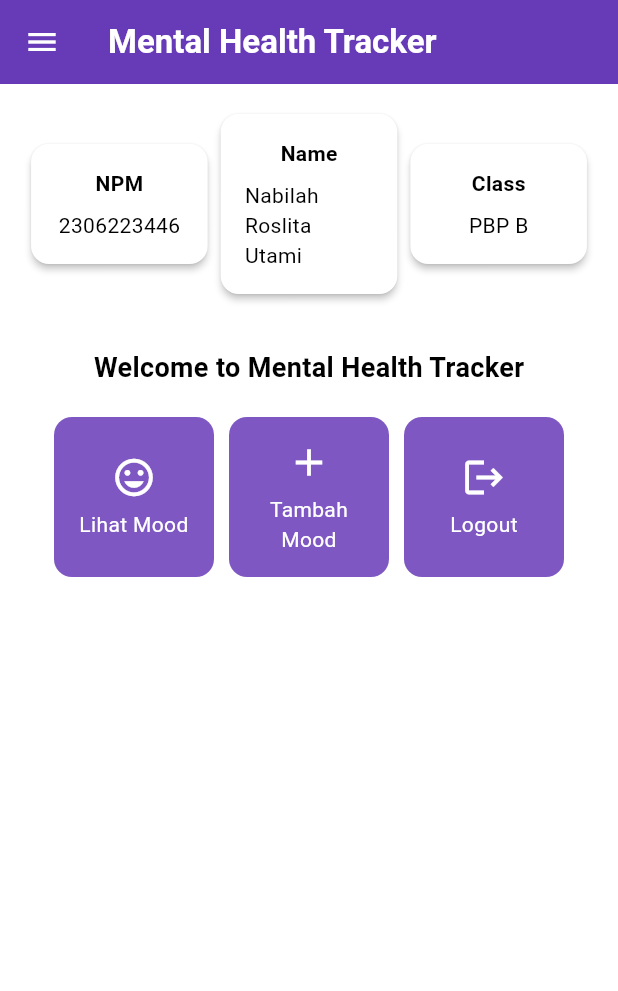
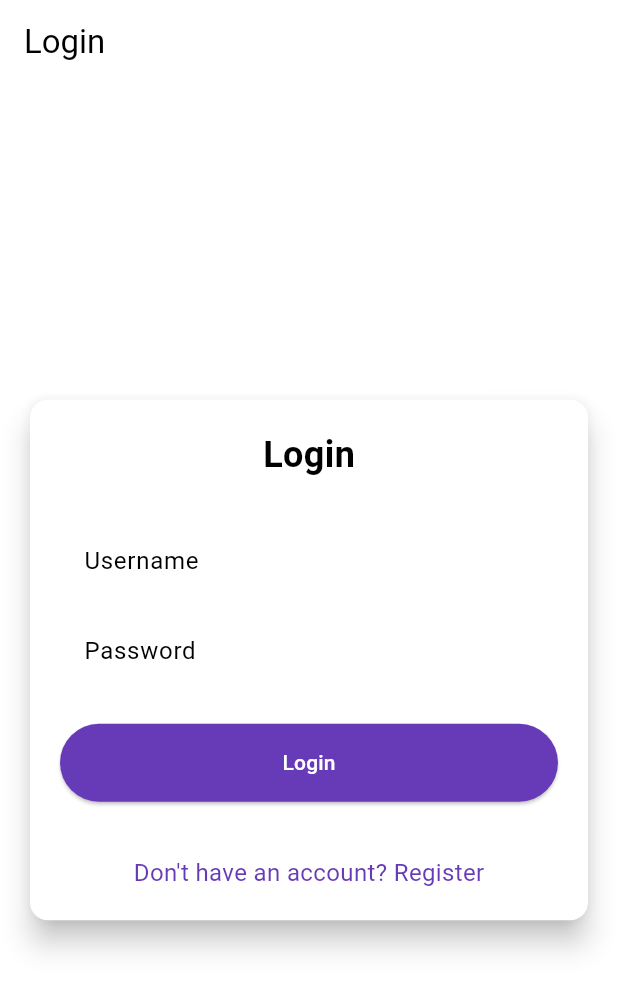
Before and after one commit to nabilahru/mental-health-tracker-mobile, a Flutter app: the screen it shows after launch, on a phone screen of 412 x 824 dp. Shown: the top 991 px of the screen. Run offline on Flutter 3.47's test engine with Material 3 defaults, Android fonts, the phone set to English and light mode, and no system bars; missing offline and left inert: pbp_django_auth.

```diff
--- /dev/null
+++ b/devtools_options.yaml
@@ -0,0 +1,3 @@
+description: This file stores settings for Dart & Flutter DevTools.
+documentation: https://docs.flutter.dev/tools/devtools/extensions#configure-extension-enablement-states
+extensions:
--- a/lib/main.dart
+++ b/lib/main.dart
@@ -1,5 +1,7 @@
 import 'package:flutter/material.dart';
-import 'package:mental_health_tracker/screens/menu.dart';
+import 'package:mental_health_tracker/screens/login.dart';
+import 'package:pbp_django_auth/pbp_django_auth.dart';
+import 'package:provider/provider.dart';
 
 void main() {
   runApp(const MyApp());
@@ -8,33 +10,23 @@ void main() {
 class MyApp extends StatelessWidget {
   const MyApp({super.key});
 
-  // This widget is the root of your application.
   @override
   Widget build(BuildContext context) {
-    return MaterialApp(
-      title: 'Flutter Demo',
-      theme: ThemeData(
-        // This is the theme of your application.
-        //
-        // TRY THIS: Try running your application with "flutter run". You'll see
-        // the application has a purple toolbar. Then, without quitting the app,
-        // try changing the seedColor in the colorScheme below to Colors.green
-        // and then invoke "hot reload" (save your changes or press the "hot
-        // reload" button in a Flutter-supported IDE, or press "r" if you used
-        // the command line to start the app).
-        //
-        // Notice that the counter didn't reset back to zero; the application
-        // state is not lost during the reload. To reset the state, use hot
-        // restart instead.
-        //
-        // This works for code too, not just values: Most code changes can be
-        // tested with just a hot reload.
-        colorScheme: ColorScheme.fromSwatch(
-          primarySwatch: Colors.deepPurple,
-        ).copyWith(secondary: Colors.deepPurple[400]),
-        useMaterial3: true,
+    return Provider(
+      create: (_) {
+        CookieRequest request = CookieRequest();
+        return request;
+      },
+      child: MaterialApp(
+        title: 'Mental Health Tracker',
+        theme: ThemeData(
+          useMaterial3: true,
+          colorScheme: ColorScheme.fromSwatch(
+            primarySwatch: Colors.deepPurple,
+          ).copyWith(secondary: Colors.deepPurple[400]),
+        ),
+        home: const LoginPage(),
       ),
-      home: MyHomePage(),
     );
   }
 }
--- /dev/null
+++ b/lib/screens/login.dart
@@ -0,0 +1,180 @@
+import 'package:mental_health_tracker/screens/menu.dart';
+import 'package:flutter/material.dart';
+import 'package:mental_health_tracker/screens/register.dart';
+import 'package:pbp_django_auth/pbp_django_auth.dart';
+import 'package:provider/provider.dart';
+void main() {
+  runApp(const LoginApp());
+}
+
+class LoginApp extends StatelessWidget {
+  const LoginApp({super.key});
+
+  @override
+  Widget build(BuildContext context) {
+    return MaterialApp(
+      title: 'Login',
+      theme: ThemeData(
+        useMaterial3: true,
+        colorScheme: ColorScheme.fromSwatch(
+          primarySwatch: Colors.deepPurple,
+        ).copyWith(secondary: Colors.deepPurple[400]),
+      ),
+      home: const LoginPage(),
+    );
+  }
+}
+
+class LoginPage extends StatefulWidget {
+  const LoginPage({super.key});
+
+  @override
+  State<LoginPage> createState() => _LoginPageState();
+}
+
+class _LoginPageState extends State<LoginPage> {
+  final TextEditingController _usernameController = TextEditingController();
+  final TextEditingController _passwordController = TextEditingController();
+
+  @override
+  Widget build(BuildContext context) {
+    final request = context.watch<CookieRequest>();
+
+    return Scaffold(
+      appBar: AppBar(
+        title: const Text('Login'),
+      ),
+      body: Center(
+        child: SingleChildScrollView(
+          padding: const EdgeInsets.all(16.0),
+          child: Card(
+            elevation: 8,
+            shape: RoundedRectangleBorder(
+              borderRadius: BorderRadius.circular(12.0),
+            ),
+            child: Padding(
+              padding: const EdgeInsets.all(20.0),
+              child: Column(
+                mainAxisSize: MainAxisSize.min,
+                children: [
+                  const Text(
+                    'Login',
+                    style: TextStyle(
+                      fontSize: 24.0,
+                      fontWeight: FontWeight.bold,
+                    ),
+                  ),
+                  const SizedBox(height: 30.0),
+                  TextField(
+                    controller: _usernameController,
+                    decoration: const InputDecoration(
+                      labelText: 'Username',
+                      hintText: 'Enter your username',
+                      border: OutlineInputBorder(
+                        borderRadius: BorderRadius.all(Radius.circular(12.0)),
+                      ),
+                      contentPadding:
+                          EdgeInsets.symmetric(horizontal: 12.0, vertical: 8.0),
+                    ),
+                  ),
+                  const SizedBox(height: 12.0),
+                  TextField(
+                    controller: _passwordController,
+                    decoration: const InputDecoration(
+                      labelText: 'Password',
+                      hintText: 'Enter your password',
+                      border: OutlineInputBorder(
+                        borderRadius: BorderRadius.all(Radius.circular(12.0)),
+                      ),
+                      contentPadding:
+                          EdgeInsets.symmetric(horizontal: 12.0, vertical: 8.0),
+                    ),
+                    obscureText: true,
+                  ),
+                  const SizedBox(height: 24.0),
+                  ElevatedButton(
+                    onPressed: () async {
+                      String username = _usernameController.text;
+                      String password = _passwordController.text;
+
+                      // Cek kredensial
+                      // TODO: Ganti URL dan jangan lupa tambahkan trailing slash (/) di akhir URL!
+                      // Untuk menyambungkan Android emulator dengan Django pada localhost,
+                      // gunakan URL http://10.0.2.2/
+                      final response = await request
+                          .login("http://127.0.0.1:8000//auth/login/", {
+                        'username': username,
+                        'password': password,
+                      });
+
+                      if (request.loggedIn) {
+                        String message = response['message'];
+                        String uname = response['username'];
+                        if (context.mounted) {
+                          Navigator.pushReplacement(
+                            context,
+                            MaterialPageRoute(
+                                builder: (context) => MyHomePage()),
+                          );
+                          ScaffoldMessenger.of(context)
+                            ..hideCurrentSnackBar()
+                            ..showSnackBar(
+                              SnackBar(
+                                  content:
+                                      Text("$message Selamat datang, $uname.")),
+                            );
+                        }
+                      } else {
+                        if (context.mounted) {
+                          showDialog(
+                            context: context,
+                            builder: (context) => AlertDialog(
+                              title: const Text('Login Gagal'),
+                              content: Text(response['message']),
+                              actions: [
+                                TextButton(
+                                  child: const Text('OK'),
+                                  onPressed: () {
+                                    Navigator.pop(context);
+                                  },
+                                ),
+                              ],
+                            ),
+                          );
+                        }
+                      }
+                    },
+                    style: ElevatedButton.styleFrom(
+                      foregroundColor: Colors.white,
+                      minimumSize: Size(double.infinity, 50),
+                      backgroundColor: Theme.of(context).colorScheme.primary,
+                      padding: const EdgeInsets.symmetric(vertical: 16.0),
+                    ),
+                    child: const Text('Login'),
+                  ),
+                  const SizedBox(height: 36.0),
+                  GestureDetector(
+                    onTap: () {
+                      Navigator.push(
+                        context,
+                        MaterialPageRoute(
+                            builder: (context) => const RegisterPage()),
+                      );
+                    },
+                    child: Text(
+                      'Don\'t have an account? Register',
+                      style: TextStyle(
+                        color: Theme.of(context).colorScheme.primary,
+                        fontSize: 16.0,
+                      ),
+                    ),
+                  ),
+                ],
+              ),
+            ),
+          ),
+        ),
+      ),
+    );
+  }
+}
--- a/pubspec.yaml
+++ b/pubspec.yaml
@@ -35,6 +35,9 @@ dependencies:
   # The following adds the Cupertino Icons font to your application.
   # Use with the CupertinoIcons class for iOS style icons.
   cupertino_icons: ^1.0.8
+  provider: ^6.1.2
+  pbp_django_auth: ^0.4.0
+  http: ^1.2.2
 
 dev_dependencies:
   flutter_test:
```
Also changed, not shown: lib/models/mood_entry.dart (added, +61 -0 lines), lib/screens/list_moodentry.dart (added, +89 -0 lines), lib/screens/moodentry_form.dart (+35 -28 lines), lib/screens/register.dart (added, +166 -0 lines), lib/widgets/left_drawer.dart (+12 -0 lines), lib/widgets/mood_card.dart (+35 -1 lines), pubspec.lock, 2 other files.
